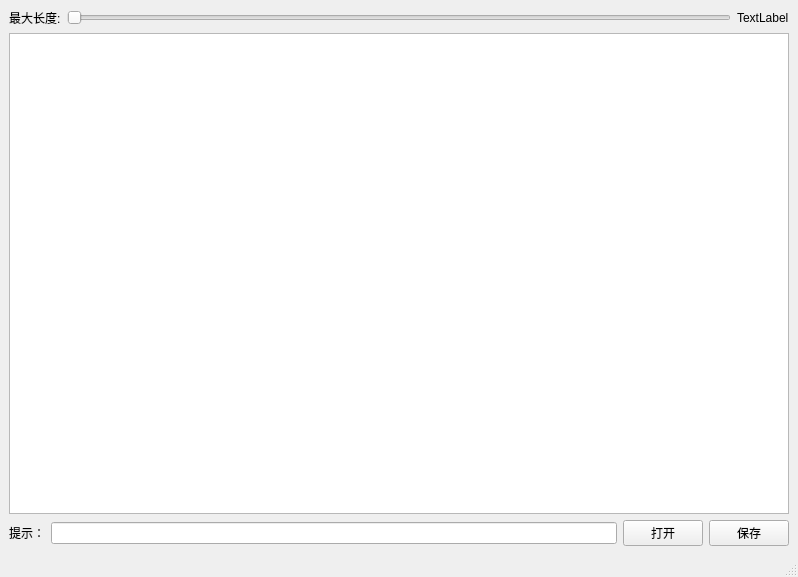
Above: src/untitled.ui from zpb911km/TreeStructureEditor before the change. Below: the same form after it.
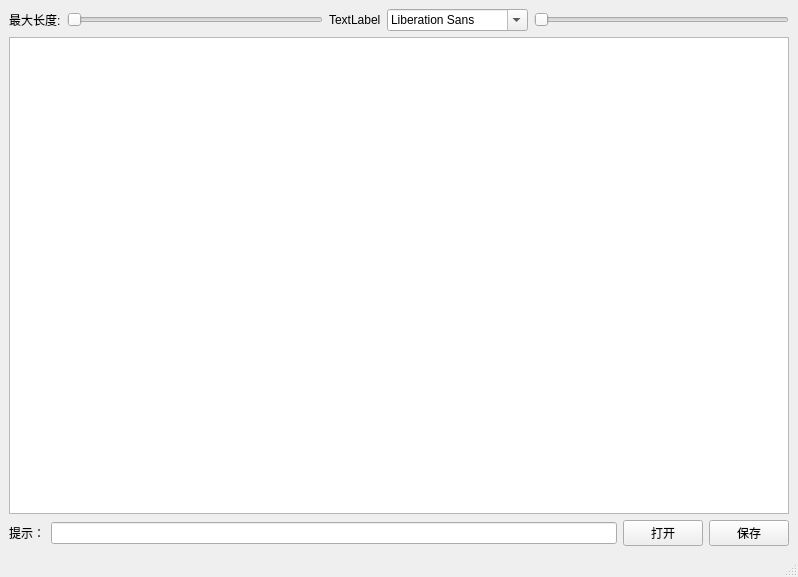
That is the form after the change. Icons and pictures are not drawn.

Commit message: add Font,size;auto Cursor;

```diff
--- a/src/untitled.ui
+++ b/src/untitled.ui
@@ -20,7 +20,7 @@
   <widget class="QWidget" name="centralwidget">
    <layout class="QVBoxLayout" name="verticalLayout">
     <item>
-     <layout class="QHBoxLayout" name="horizontalLayout_2">
+     <layout class="QHBoxLayout" name="horizontalLayout">
       <item>
        <widget class="QLabel" name="label">
         <property name="maximumSize">
@@ -51,15 +51,40 @@
         </property>
        </widget>
       </item>
+      <item>
+       <widget class="QFontComboBox" name="fontComboBox">
+        <property name="maximumSize">
+         <size>
+          <width>141</width>
+          <height>22</height>
+         </size>
+        </property>
+       </widget>
+      </item>
+      <item>
+       <widget class="QSlider" name="horizontalSlider">
+        <property name="maximumSize">
+         <size>
+          <width>100000</width>
+          <height>22</height>
+         </size>
+        </property>
+        <property name="minimum">
+         <number>1</number>
+        </property>
+        <property name="orientation">
+         <enum>Qt::Horizontal</enum>
+        </property>
+       </widget>
+      </item>
      </layout>
     </item>
     <item>
      <widget class="QPlainTextEdit" name="plainTextEdit">
       <property name="font">
        <font>
-        <family>Cascadia Mono</family>
-        <pointsize>18</pointsize>
-        <bold>false</bold>
+        <family>Cascadia Mono SemiLight</family>
+        <pointsize>16</pointsize>
        </font>
       </property>
       <property name="plainText">
@@ -68,7 +93,7 @@
      </widget>
     </item>
     <item>
-     <layout class="QHBoxLayout" name="horizontalLayout">
+     <layout class="QHBoxLayout" name="horizontalLayout_2">
       <item>
        <widget class="QLabel" name="label_2">
         <property name="text">
```
The commit also changes 4 other files.
